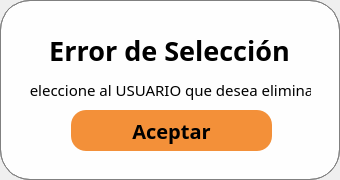
This is errorDeleteUserWindow.ui in Almostrey/Abaxfem_GUI_Cucharas as Qt 5 draws it before an edit. The edited form follows.
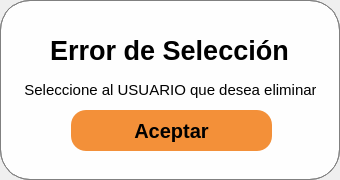
This is the edited form. Icons and pictures are not drawn.

What changed in the file:
```diff
--- a/errorDeleteUserWindow.ui
+++ b/errorDeleteUserWindow.ui
@@ -39,7 +39,7 @@
     </property>
     <property name="font">
      <font>
-      <family>Bell MT</family>
+      <family>Arial</family>
       <pointsize>20</pointsize>
       <italic>false</italic>
       <bold>true</bold>
@@ -62,15 +62,15 @@
    <widget class="QLabel" name="label_4">
     <property name="geometry">
      <rect>
-      <x>30</x>
+      <x>25</x>
       <y>80</y>
-      <width>281</width>
+      <width>291</width>
       <height>20</height>
      </rect>
     </property>
     <property name="font">
      <font>
-      <family>Bell MT</family>
+      <family>Arial</family>
       <pointsize>11</pointsize>
      </font>
     </property>
@@ -97,7 +97,7 @@
     </property>
     <property name="font">
      <font>
-      <family>Bell MT</family>
+      <family>Arial</family>
       <pointsize>15</pointsize>
       <italic>false</italic>
       <bold>true</bold>
```
